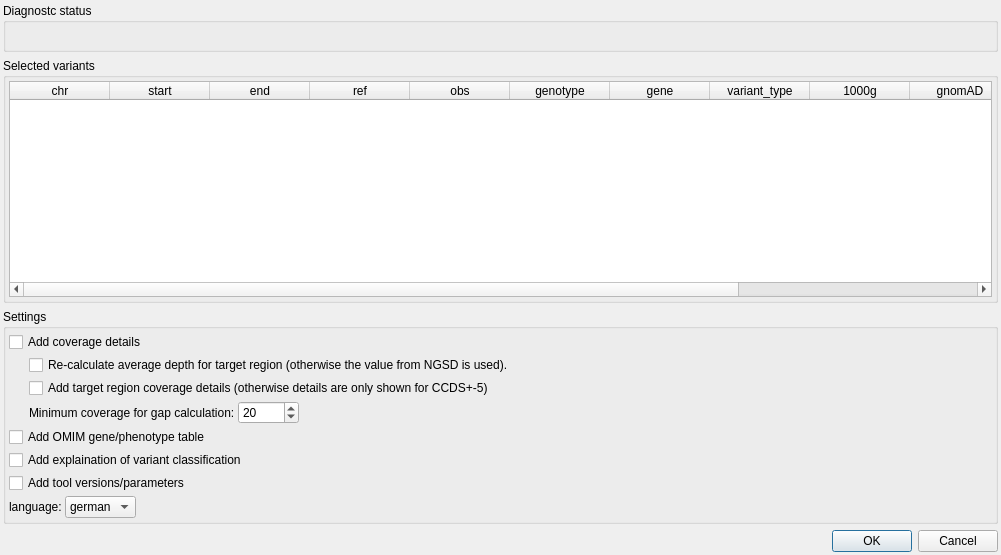
Before: the Qt Designer form src/GSvar/ReportDialog.ui in imgag/ngs-bits, drawn with Qt 5.
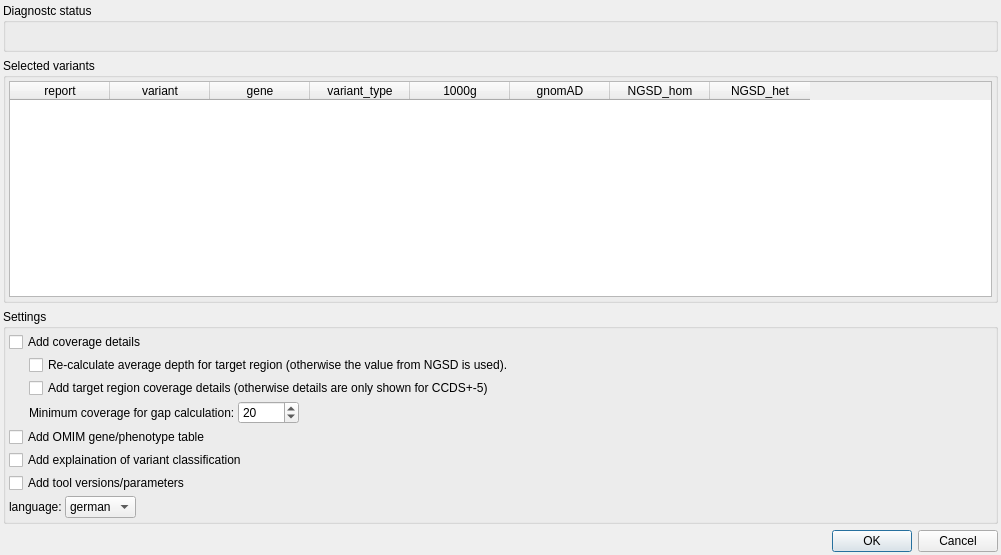
After: the same form once the commit is applied. Icons and pictures are not drawn. Custom widgets are drawn as their Qt base class.

Commit message: Updated report variant configuration model.

What changed in the file:
```diff
--- a/src/GSvar/ReportDialog.ui
+++ b/src/GSvar/ReportDialog.ui
@@ -129,32 +129,12 @@
         </attribute>
         <column>
          <property name="text">
-          <string>chr</string>
+          <string>report</string>
          </property>
         </column>
         <column>
          <property name="text">
-          <string>start</string>
-         </property>
-        </column>
-        <column>
-         <property name="text">
-          <string>end</string>
-         </property>
-        </column>
-        <column>
-         <property name="text">
-          <string>ref</string>
-         </property>
-        </column>
-        <column>
-         <property name="text">
-          <string>obs</string>
-         </property>
-        </column>
-        <column>
-         <property name="text">
-          <string>genotype</string>
+          <string>variant</string>
          </property>
         </column>
         <column>
```
The commit also changes 27 other files.
